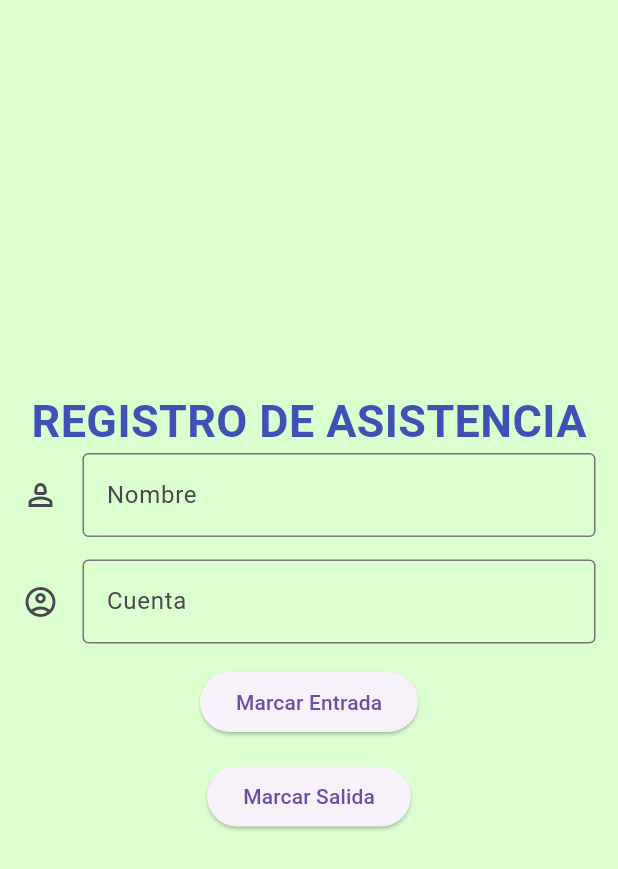
After one commit to xEdwardP/MyUni, a Flutter app: the AttendanceStudent screen opened directly, on a phone screen of 412 x 824 dp. The commit adds this screen. Shown: the top 869 px of the screen. Run offline on Flutter 3.47's test engine with Material 3 defaults, Android fonts, the light colour scheme and no system bars; our stand-ins replace google_fonts; accounts and stored records are empty.

Commit message:
Create Attendances of Students

```diff
--- /dev/null
+++ b/lib/screens/attendance_student_screen.dart
@@ -0,0 +1,116 @@
+
+import 'package:flutter/material.dart';
+
+class AttendanceStudent extends StatefulWidget {
+  const AttendanceStudent({super.key});
+
+  @override
+  State<AttendanceStudent> createState() => _AttendanceStudentState();
+}
+
+
+//Assittence of Students
+class _AttendanceStudentState extends State<AttendanceStudent> {
+final TextEditingController _name = TextEditingController();
+final TextEditingController _id = TextEditingController();
+
+String? _entrada;
+String? _salida;
+
+//Mark to Time of Entry & Leave
+void _marcaEntrada(){
+  setState(() {
+    _entrada = TimeOfDay.now().format(context);
+  });
+  ScaffoldMessenger.of(context).showSnackBar(
+    SnackBar(content: Text('Hora de entrada: $_entrada')),
+  );
+}
+void _marcaSalida(){
+  setState(() {
+  _salida =TimeOfDay.now().format(context);
+  });
+  ScaffoldMessenger.of(context).showSnackBar(
+    SnackBar(content: Text('Hora de salida: $_salida')),
+  );
+}
+
+//Screen
+  @override
+  Widget build(BuildContext context){
+    return Scaffold(
+
+      backgroundColor: const Color.fromARGB(255, 220, 255, 208),
+      body: Center(
+
+        child:  Padding(
+        padding: const EdgeInsets.all(15),
+        child: Column(
+          mainAxisAlignment: MainAxisAlignment.center,
+          children: [
+            Column(
+              children: [
+                Text(
+                  'REGISTRO DE ASISTENCIA',
+                  style: TextStyle(
+                    fontSize: 30,
+                    color: Colors.indigo,
+                    fontWeight: FontWeight.bold,
+                  ),
+                ),
+                  TextField(
+              controller: _name,
+              decoration: InputDecoration(
+                labelText: 'Nombre',
+                hintText: 'Jose Alvarado',
+                border: OutlineInputBorder(),
+                icon: Icon(Icons.person_2_outlined),
+              ),
+
+            ),
+            SizedBox(height: 15),
+            TextField(
+              controller: _id,
+              decoration: InputDecoration(
+                labelText: 'Cuenta',
+                hintText: '0000200500000',
+                border: OutlineInputBorder(),
+                icon: Icon(Icons.account_circle_outlined)
+              ),
+
+
+              //Button for Mark
+          keyboardType: TextInputType.number,
+            ),
+            SizedBox(height: 15),
+            ElevatedButton(onPressed: _marcaEntrada,
+            child:  Text('Marcar Entrada'),
+             ),
+             SizedBox(height: 15),
+             ElevatedButton(onPressed: _marcaSalida,
+              child: Text('Marcar Salida')
+              ),
+              SizedBox(height: 10),
+            if(_entrada !=null)
+            Text('Hora de entrada $_entrada',
+            style: TextStyle(fontSize: 15),
+              ),
+              if(_salida != null)
+              Text('Hora de salida $_salida',
+              style: TextStyle(fontSize: 15),
+              ),
+
+
+              ],
+            )
+
+
+          ],
+        ),
+         ),
+      ),
+     );
+  }
+
+
+}
--- a/lib/screens/sign_up_screen.dart
+++ b/lib/screens/sign_up_screen.dart
@@ -11,6 +11,7 @@ const SignUpScreen({super.key});
 State<SignUpScreen> createState()=> _SignScreenState();
 }
 
+//Add controllers
 class _SignScreenState extends State<SignUpScreen> {
   final TextEditingController name = TextEditingController();
   final TextEditingController email= TextEditingController();
--- a/lib/services/authservice.dart
+++ b/lib/services/authservice.dart
@@ -1,23 +1,27 @@
 import 'package:flutter/material.dart';
 import 'package:myuni/models/user_model.dart';
 
+//Class of Authentication
 class Authservice with ChangeNotifier{
 String _user;
 String _email;
 String _password;
 bool _band = false;
 
+//Constructor
 Authservice({String user='',String email='',String password='', bool band=false})
 :_user = user,
 _email = email,
 _password = password,
 _band = band;
 
+//get for store Registers
 String get user=>_user;
 String get email=>_email;
 String get password=>_password;
 bool get band =>_band;
 
+//For call information of Sign Up
 void setuser(String user){
   _user=user;
   notifyListeners();
@@ -32,6 +36,8 @@ void setPassword(String password){
   _password=password;
   notifyListeners();
 }
+
+//conditional
 void signUp(BuildContext context){
  if(email.contains('@') && (email.endsWith('.com')|| email.endsWith('.es')) ){
   if(password.length >=6){
```
